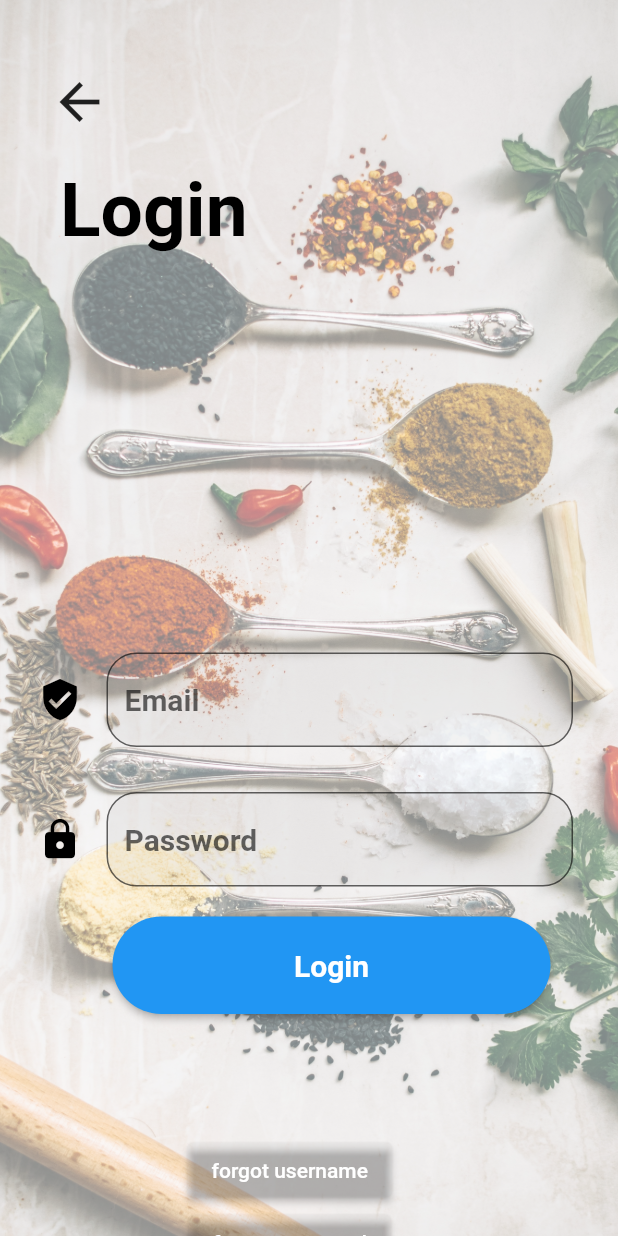
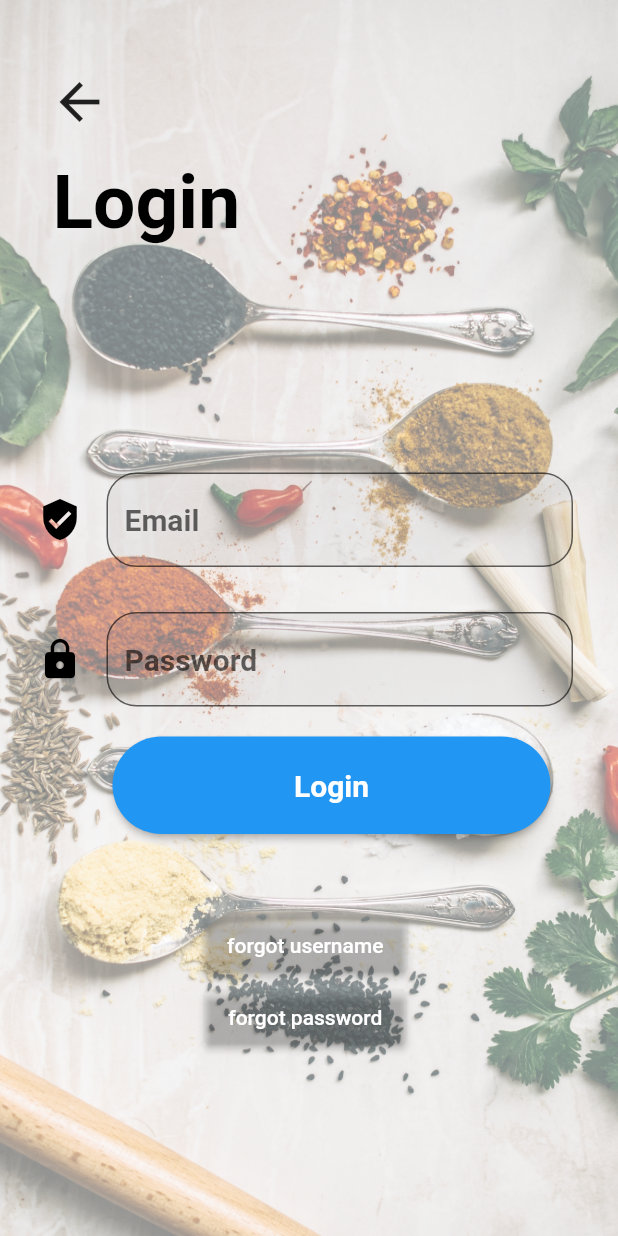
Before and after one commit to Seven-Deadly-Sins-07/digi-mess, a Flutter app: the screen it shows after launch, after a tap on "Login", on a phone screen of 412 x 824 dp. Run offline on Flutter 3.47's test engine with Material 2 defaults, Android fonts, the phone set to English and light mode, and no system bars; our stand-ins replace cloud_firestore, firebase_auth, firebase_core, fluttertoast, form_field_validator; accounts and stored records are empty.

Commit message:
Added Login and Signup Complete

```diff
--- a/lib/login/loginScreen.dart
+++ b/lib/login/loginScreen.dart
@@ -39,10 +39,10 @@ class _LoginSceenState extends State<LoginSceen> {
                 const SizedBox(height: 40.0),
                 const arrowHead(),
                 Padding(
-                  padding: const EdgeInsets.all(15.0),
+                  padding: const EdgeInsets.all(10.0),
                   child: arrowBody(text: 'Login'),
                 ),
-                const SizedBox(height: 250.0),
+                const SizedBox(height: 140.0),
                 loginInput(
                   textEditingController: usernamecontroller,
                   text: 'Email',
@@ -81,9 +81,8 @@ class _LoginSceenState extends State<LoginSceen> {
                     },
                   ),
                 ),
-                const SizedBox(height: 80.0),
-                Padding(
-                  padding: const EdgeInsets.only(left: 100.0),
+                const SizedBox(height: 50.0),
+                Center(
                   child: Column(
                     mainAxisAlignment: MainAxisAlignment.center,
                     crossAxisAlignment: CrossAxisAlignment.center,
```
Also changed, not shown: lib/signIn/signinScreen.dart (+14 -14 lines).
